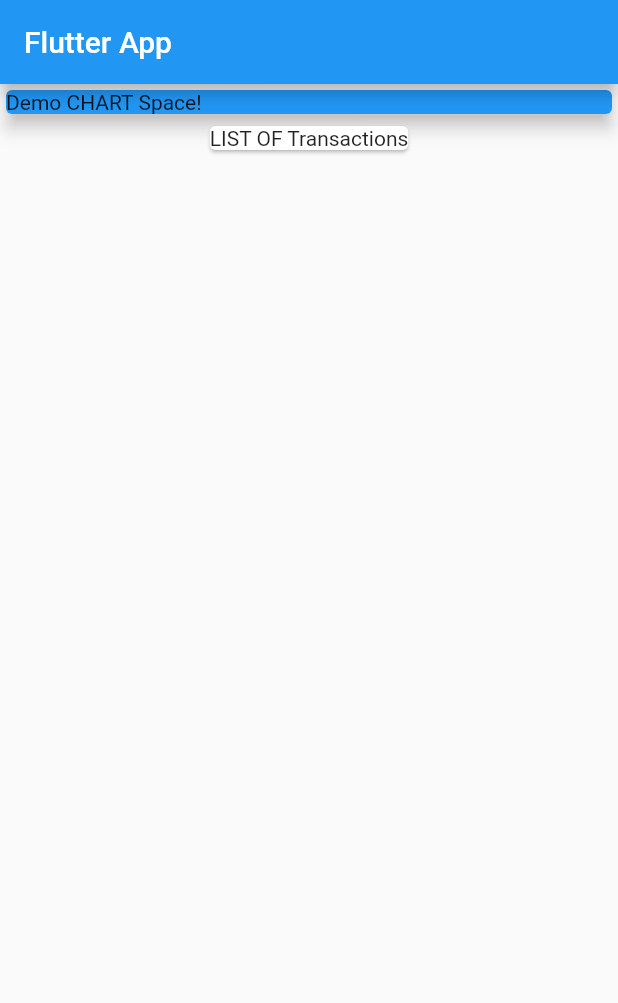
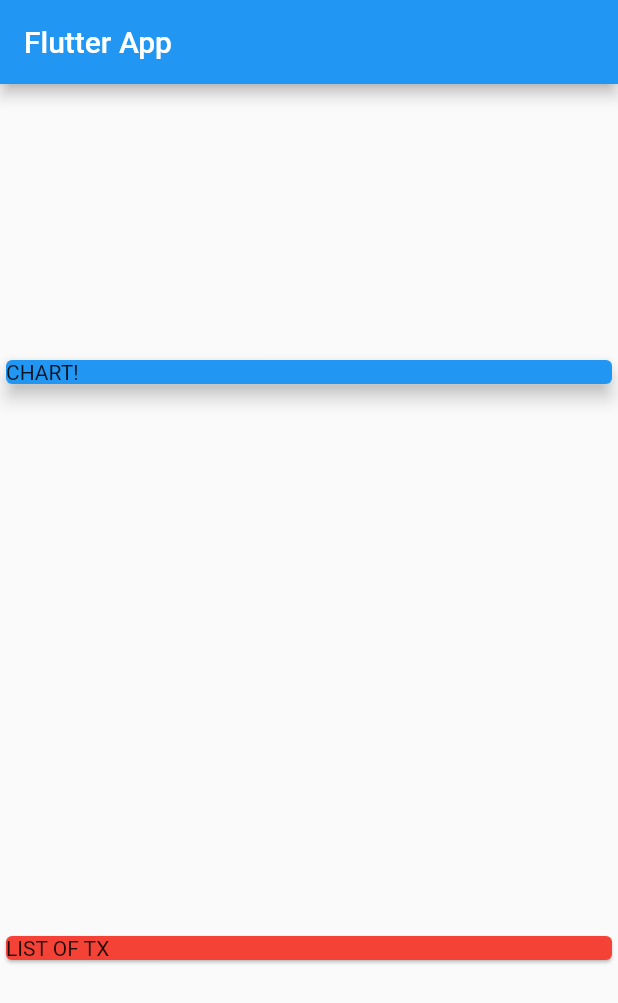
Before and after one commit to abdullahwale/new_flutter_practice, a Flutter app: the screen it shows after launch, on a phone screen of 412 x 824 dp. Shown: the top 1003 px of the screen. Run offline on Flutter 3.47's test engine with Material 2 defaults, Android fonts, the phone set to English and light mode, and no system bars.

Commit message:
03-column-alignment

```diff
--- a/new_expence_calculator/lib/main.dart
+++ b/new_expence_calculator/lib/main.dart
@@ -20,17 +20,20 @@ class MyHomePage extends StatelessWidget {
         title: Text('Flutter App'),
       ),
       body: Column(
+        mainAxisAlignment: MainAxisAlignment.spaceAround,
+        crossAxisAlignment: CrossAxisAlignment.stretch,
         children: <Widget>[
           Container(
             width: double.infinity,
             child: Card(
               color: Colors.blue,
-              child: Text('Demo CHART Space!'),
+              child: Text('CHART!'),
               elevation: 5,
             ),
           ),
           Card(
-            child: Text('LIST OF Transactions'),
+            color: Colors.red,
+            child: Text('LIST OF TX'),
           ),
         ],
       ),
```
